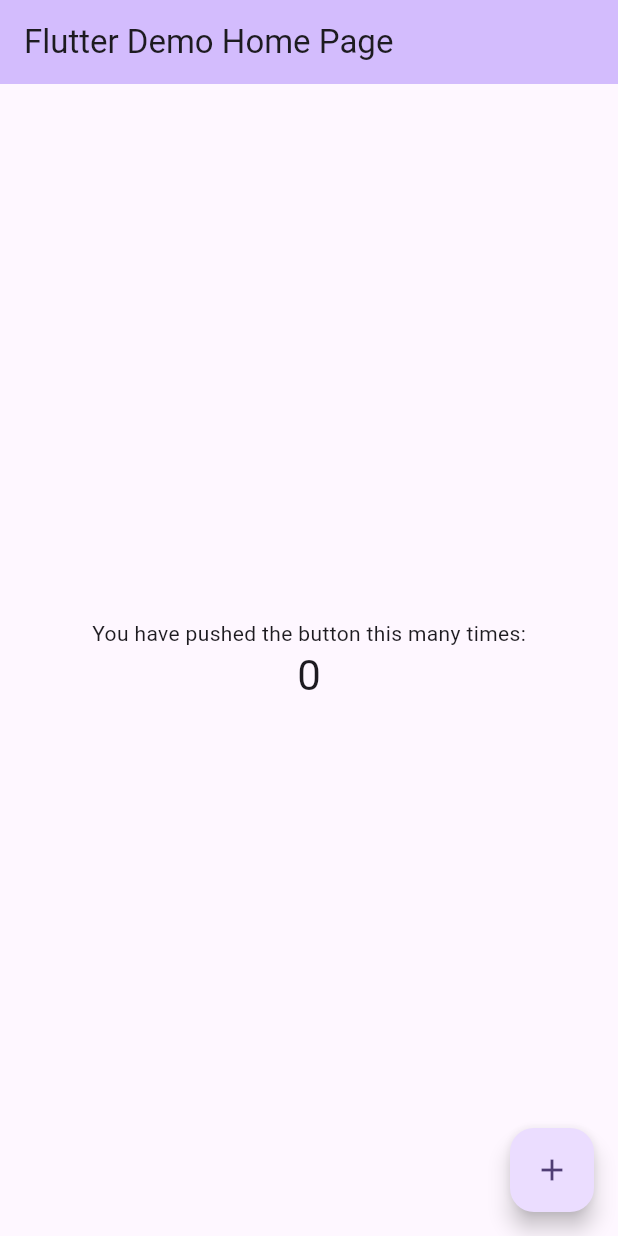
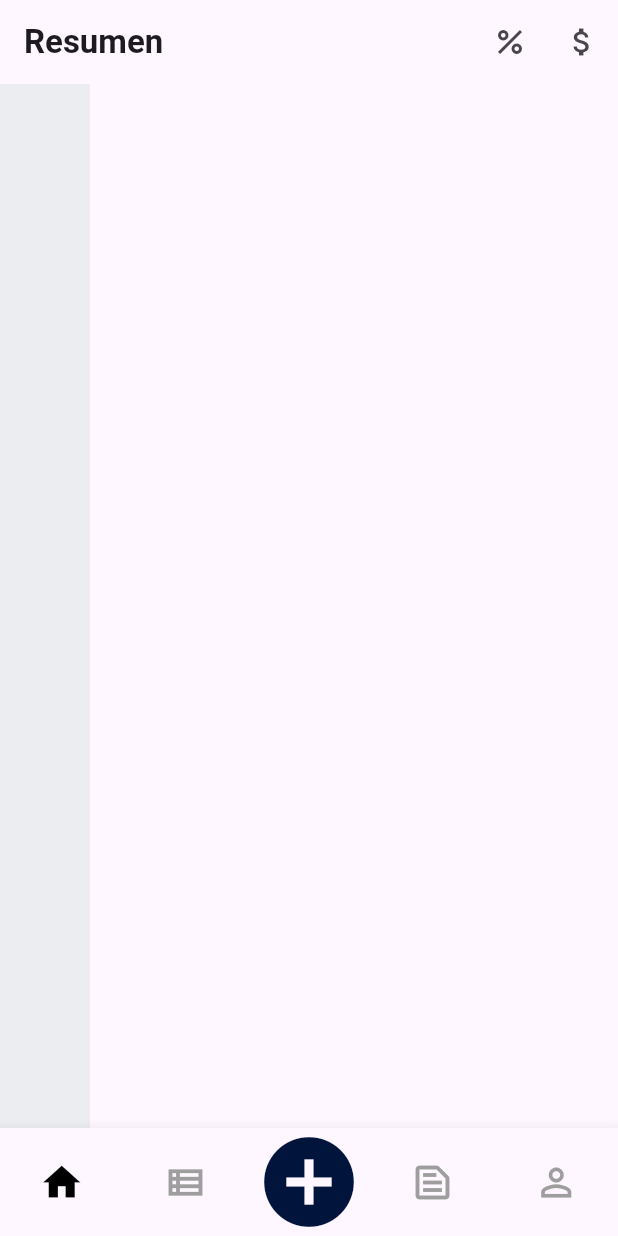
Before and after one commit to NXHM/KOBE-frontend, a Flutter app: the screen it shows after launch, on a phone screen of 412 x 824 dp. Run offline on Flutter 3.47's test engine with Material 3 defaults, Android fonts, the phone set to English and light mode, and no system bars.

Commit message:
Creación del homepage.

```diff
--- a/lib/main.dart
+++ b/lib/main.dart
@@ -1,125 +1,13 @@
 import 'package:flutter/material.dart';
+import 'package:myapp/pages/Home/home_page.dart';
 
 void main() {
-  runApp(const MyApp());
+  runApp(MyApp());
 }
 
 class MyApp extends StatelessWidget {
-  const MyApp({super.key});
-
-  // This widget is the root of your application.
   @override
   Widget build(BuildContext context) {
-    return MaterialApp(
-      title: 'Flutter Demo',
-      theme: ThemeData(
-        // This is the theme of your application.
-        //
-        // TRY THIS: Try running your application with "flutter run". You'll see
-        // the application has a purple toolbar. Then, without quitting the app,
-        // try changing the seedColor in the colorScheme below to Colors.green
-        // and then invoke "hot reload" (save your changes or press the "hot
-        // reload" button in a Flutter-supported IDE, or press "r" if you used
-        // the command line to start the app).
-        //
-        // Notice that the counter didn't reset back to zero; the application
-        // state is not lost during the reload. To reset the state, use hot
-        // restart instead.
-        //
-        // This works for code too, not just values: Most code changes can be
-        // tested with just a hot reload.
-        colorScheme: ColorScheme.fromSeed(seedColor: Colors.deepPurple),
-        useMaterial3: true,
-      ),
-      home: const MyHomePage(title: 'Flutter Demo Home Page'),
-    );
+    return MaterialApp(title: "Main Page", home: HomePage(),);
   }
 }
-
-class MyHomePage extends StatefulWidget {
-  const MyHomePage({super.key, required this.title});
-
-  // This widget is the home page of your application. It is stateful, meaning
-  // that it has a State object (defined below) that contains fields that affect
-  // how it looks.
-
-  // This class is the configuration for the state. It holds the values (in this
-  // case the title) provided by the parent (in this case the App widget) and
-  // used by the build method of the State. Fields in a Widget subclass are
-  // always marked "final".
-
-  final String title;
-
-  @override
-  State<MyHomePage> createState() => _MyHomePageState();
-}
-
-class _MyHomePageState extends State<MyHomePage> {
-  int _counter = 0;
-
-  void _incrementCounter() {
-    setState(() {
-      // This call to setState tells the Flutter framework that something has
-      // changed in this State, which causes it to rerun the build method below
-      // so that the display can reflect the updated values. If we changed
-      // _counter without calling setState(), then the build method would not be
-      // called again, and so nothing would appear to happen.
-      _counter++;
-    });
-  }
-
-  @override
-  Widget build(BuildContext context) {
-    // This method is rerun every time setState is called, for instance as done
-    // by the _incrementCounter method above.
-    //
-    // The Flutter framework has been optimized to make rerunning build methods
-    // fast, so that you can just rebuild anything that needs updating rather
-    // than having to individually change instances of widgets.
-    return Scaffold(
-      appBar: AppBar(
-        // TRY THIS: Try changing the color here to a specific color (to
-        // Colors.amber, perhaps?) and trigger a hot reload to see the AppBar
-        // change color while the other colors stay the same.
-        backgroundColor: Theme.of(context).colorScheme.inversePrimary,
-        // Here we take the value from the MyHomePage object that was created by
-        // the App.build method, and use it to set our appbar title.
-        title: Text(widget.title),
-      ),
-      body: Center(
-        // Center is a layout widget. It takes a single child and positions it
-        // in the middle of the parent.
-        child: Column(
-          // Column is also a layout widget. It takes a list of children and
-          // arranges them vertically. By default, it sizes itself to fit its
-          // children horizontally, and tries to be as tall as its parent.
-          //
-          // Column has various properties to control how it sizes itself and
-          // how it positions its children. Here we use mainAxisAlignment to
-          // center the children vertically; the main axis here is the vertical
-          // axis because Columns are vertical (the cross axis would be
-          // horizontal).
-          //
-          // TRY THIS: Invoke "debug painting" (choose the "Toggle Debug Paint"
-          // action in the IDE, or press "p" in the console), to see the
-          // wireframe for each widget.
-          mainAxisAlignment: MainAxisAlignment.center,
-          children: <Widget>[
-            const Text(
-              'You have pushed the button this many times:',
-            ),
-            Text(
-              '$_counter',
-              style: Theme.of(context).textTheme.headlineMedium,
-            ),
-          ],
-        ),
-      ),
-      floatingActionButton: FloatingActionButton(
-        onPressed: _incrementCounter,
-        tooltip: 'Increment',
-        child: const Icon(Icons.add),
-      ), // This trailing comma makes auto-formatting nicer for build methods.
-    );
-  }
-}
--- /dev/null
+++ b/lib/pages/Home/home_page.dart
@@ -0,0 +1,139 @@
+import 'package:flutter/material.dart';
+import 'package:myapp/pages/Overview/overview_page.dart';
+
+class HomePage extends StatefulWidget {
+  @override
+  State<HomePage> createState() => _HomePageState();
+}
+
+class _HomePageState extends State<HomePage> {
+  int _selectedIndex = 0;
+  bool _percentage = false;
+  String _title = "";
+
+  static final List<Widget> _widgetOptions = <Widget>[
+    OverviewPage(),
+    OverviewPage(),
+    OverviewPage(),
+    OverviewPage(),
+    OverviewPage(),
+    /* BudgetPage(),
+    EnterMovementPage(),
+    HistoryPage(),
+    ProfilePage(), */
+  ];
+
+  void _onItemTapped(int index) {
+    setState(() {
+      _selectedIndex = index;
+      switch(index){
+        case 0: {_title = "Resumen";}
+        break;
+        case 1: {_title = "Categorías";}
+        break;
+        case 2: {_title = "Ingresar Movimiento";}
+        break;
+        case 3: {_title = "Historial";}
+        break;
+        case 4: {_title = "Perfil";}
+        break;
+      }
+    });
+  }
+
+  void _changePercentage(int button) {
+    button == 0 ? _percentage = true : _percentage = false;
+  }
+
+  Widget _bottomNavigation() {
+    return BottomNavigationBar(
+      showSelectedLabels: false,
+      showUnselectedLabels: false,
+      selectedFontSize: 0,
+      iconSize: 30,
+      type: BottomNavigationBarType.fixed,
+      items: const [
+        BottomNavigationBarItem(
+          icon: Icon(Icons.home_outlined),
+          activeIcon: Icon(Icons.home),
+          label: "Resumen",
+        ),
+        BottomNavigationBarItem(
+          icon: Icon(Icons.view_list_outlined),
+          activeIcon: Icon(Icons.view_list),
+          label: "Presupuestos",
+        ),
+        BottomNavigationBarItem(
+          icon: Icon(Icons.add_circle, size: 72,color: Color.fromARGB(255, 0, 20, 60),),
+          label: "Ingresar Movimientos",
+        ),
+        BottomNavigationBarItem(
+          icon: Icon(Icons.text_snippet_outlined),
+          activeIcon: Icon(Icons.text_snippet),
+          label: "Historial",
+        ),
+        BottomNavigationBarItem(
+          icon: Icon(Icons.person_outline_outlined),
+          activeIcon: Icon(Icons.person_outline),
+          label: "Perfil",
+        ),
+      ],
+      selectedItemColor: Colors.black,
+      unselectedItemColor: Colors.grey,
+      currentIndex: _selectedIndex,
+      onTap: _onItemTapped,
+    );
+  }
+
+  @override
+  void initState() {
+    super.initState();
+    _title = "Resumen";
+  }
+
+  PreferredSizeWidget _overviewAppBar() {
+    return AppBar(
+      title: Text(_title,
+        style: const TextStyle(fontWeight: FontWeight.bold,),
+      ),
+      automaticallyImplyLeading: false,
+      actions: [
+        IconButton(
+          icon: const Icon(Icons.percent),
+          onPressed: () {_changePercentage(0);}
+        ),
+        IconButton(
+          icon: const Icon(Icons.attach_money),
+          onPressed: () {_changePercentage(1);}
+        ),
+      ],
+    );
+  }
+
+  PreferredSizeWidget _buildAppBar() {
+    return AppBar(
+      title: Text(_title,
+        style: const TextStyle(fontWeight: FontWeight.bold,),
+      ),
+      automaticallyImplyLeading: false,
+      centerTitle: true,
+      leading: IconButton(
+        icon: Icon(Icons.arrow_back_ios),
+        onPressed: () {_onItemTapped(0);},
+      ),
+    );
+  }
+
+  @override
+  Widget build(BuildContext context) {
+    return Scaffold(
+      appBar: _selectedIndex == 0 ? _overviewAppBar() : _buildAppBar(),
+        //actions: [],
+      body: Container(
+        color: Color(0xFFEBEDF0),
+        child: _widgetOptions.elementAt(_selectedIndex),
+      ),
+      bottomNavigationBar: _bottomNavigation(),
+    );
+  }
+}
--- /dev/null
+++ b/lib/pages/Overview/overview_page.dart
@@ -0,0 +1,17 @@
+import 'package:flutter/material.dart';
+
+class OverviewPage extends StatelessWidget {
+  const OverviewPage({super.key});
+
+  @override
+  Widget build(BuildContext context) {
+    return Padding(
+      padding: const EdgeInsets.all(30),
+      child: Column(
+        /* SizedBox(
+          //children:
+        ), */
+      )
+    );
+  }
+}
```
Also changed, not shown: 1 other file.
